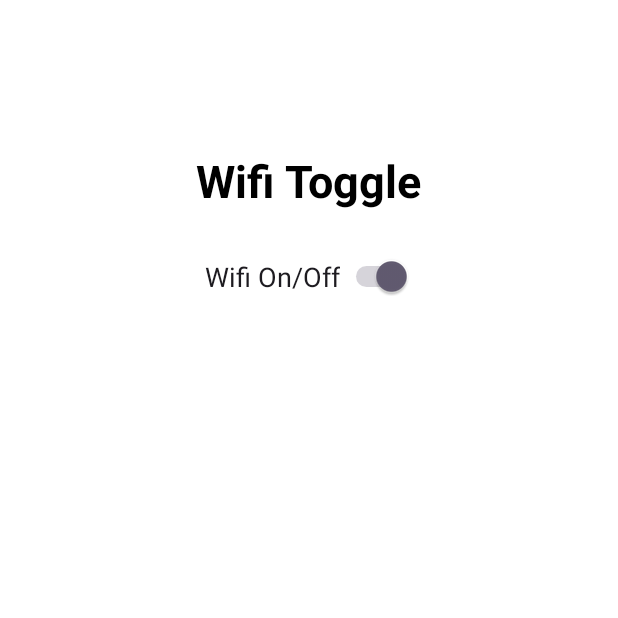
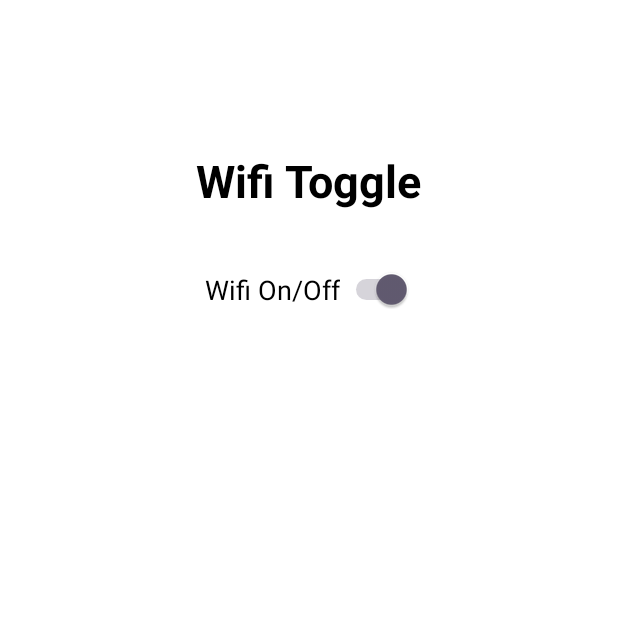
Before and after one commit to Shahroz5373/Toggle-Wifi-App, an Android app: the screen it shows after launch (MainActivity), on a phone screen of 412 x 824 dp, the top half of it. Run offline under Robolectric (Android 15) with nearby library versions, the phone set to English and light mode, and no system bars.

Commit message:
"Final Commit"

```diff
--- a/app/src/main/java/com/example/togglewifi/MainActivity.java
+++ b/app/src/main/java/com/example/togglewifi/MainActivity.java
@@ -36,8 +36,8 @@ public class MainActivity extends AppCompatActivity {
             @Override
             public void onCheckedChanged(CompoundButton buttonView, boolean isChecked) {
                 if (Build.VERSION.SDK_INT >= Build.VERSION_CODES.Q) {
-                    // For Android Q and above, open Wi-Fi settings
-                    startActivity(new Intent(Settings.ACTION_WIFI_SETTINGS));
+                    Intent intent = new Intent(Settings.Panel.ACTION_INTERNET_CONNECTIVITY);
+                    startActivity(intent);
                 } else {
                     // Toggle Wi-Fi state
                     wifiManager.setWifiEnabled(isChecked);
--- a/app/src/main/res/layout/activity_main.xml
+++ b/app/src/main/res/layout/activity_main.xml
@@ -26,9 +26,13 @@
         android:layout_width="wrap_content"
         android:layout_height="wrap_content"
         android:layout_below="@id/text"
+        android:textColor="@color/black"
+        android:shadowColor="#33fff0"
         android:layout_centerHorizontal="true"
+        android:padding="10dp"
         android:layout_marginBottom="30dp"
         android:text="Wifi On/Off"
-        android:textSize="18sp"/>
+        android:textSize="18sp"
+        tools:ignore="UseSwitchCompatOrMaterialXml" />
 
 </RelativeLayout>
```
